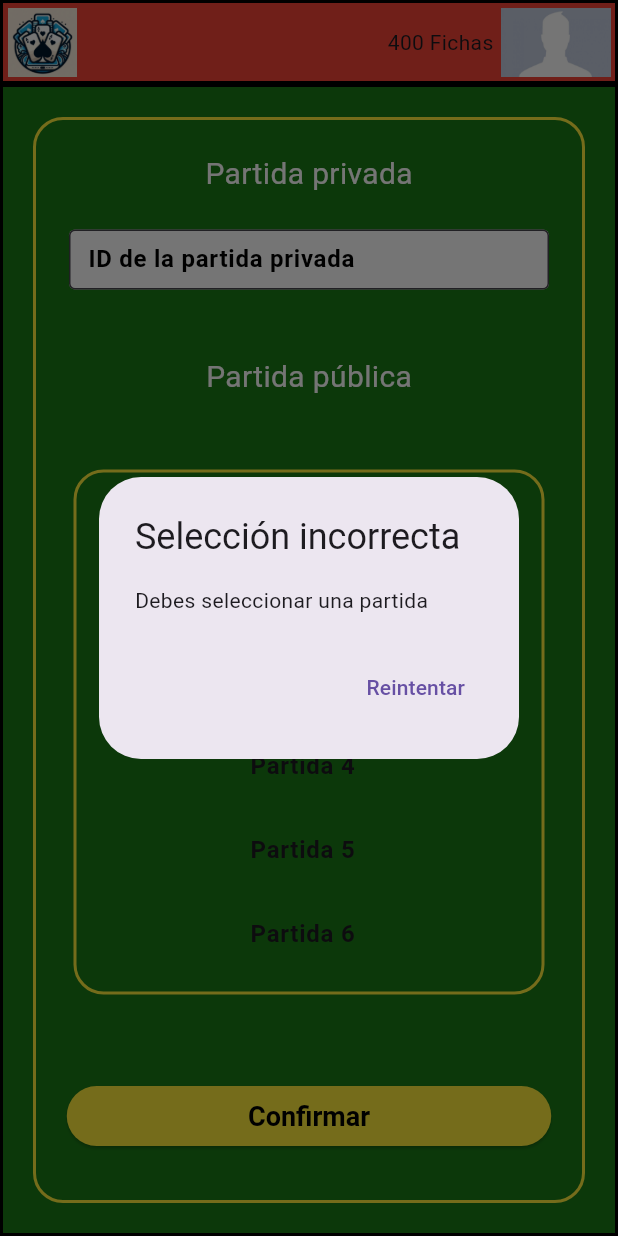
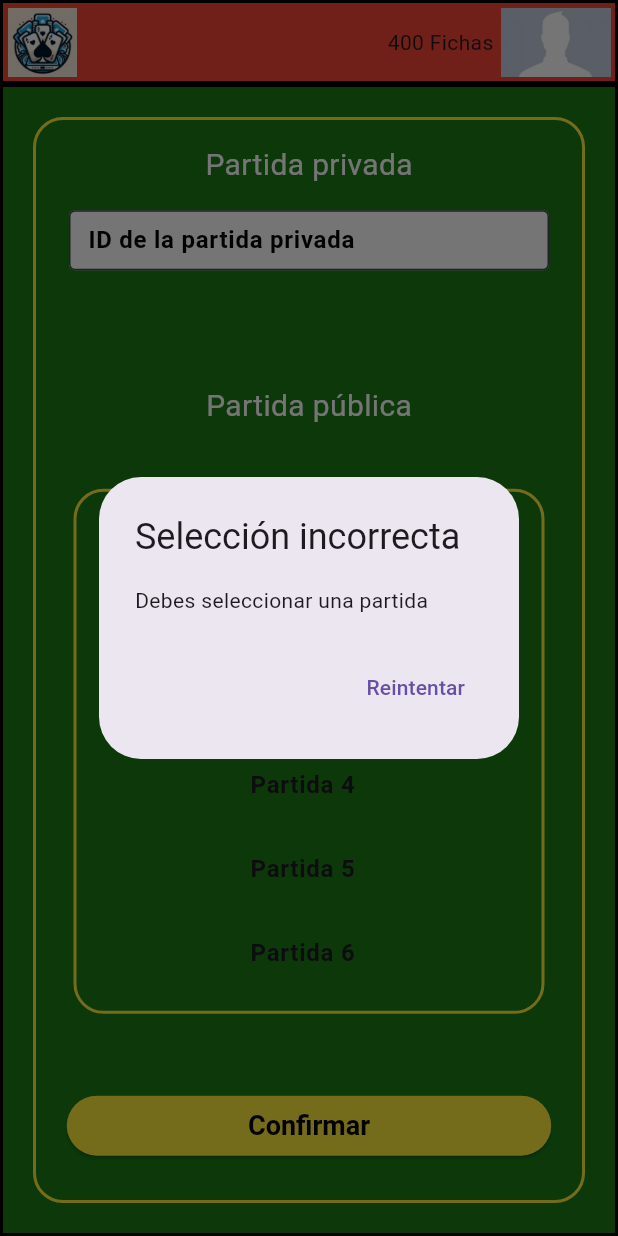
Before and after one commit to UNIZAR-30226-2024-13/Frontend-Movil, a Flutter app: the MenuUnion screen opened directly, after a tap on "Confirmar", on a phone screen of 412 x 824 dp. Run offline on Flutter 3.47's test engine with Material 3 defaults, Android fonts, the phone set to English and light mode, and no system bars.

Commit message:
Antes de merge

```diff
--- a/lib/menuUnion.dart
+++ b/lib/menuUnion.dart
@@ -93,7 +93,7 @@ class _MenuUnionState extends State<MenuUnion> {
                     ),
                   ),
                 ),
-                SizedBox(height: 0.01,),
+                SizedBox(height: 45),
                 Text(
                   "Partida pública",
                   style: TextStyle(
@@ -152,10 +152,10 @@ class _MenuUnionState extends State<MenuUnion> {
                             mostrarAlerta(context, "Debes seleccionar una única partida");
                           }
                           else if (!id_partida_publica.isEmpty) {
-                            moverse_a_juego(widget.juego, context);
+                            moverse_a_juego(widget.juego, context, id_partida_publica);
                           }
                           else if (!_id_partida_privada.text.isEmpty) {
-                            moverse_a_juego(widget.juego, context);
+                            moverse_a_juego(widget.juego, context, _id_partida_privada.text);
                           }
                         },
                       ),
@@ -166,10 +166,9 @@ class _MenuUnionState extends State<MenuUnion> {
     );
   }
 
-  void moverse_a_juego(String juego, BuildContext context) {
-    // Tienes el ID en id_partida_publica
+  void moverse_a_juego(String juego, BuildContext context, String id_partida) {
     if (juego == "blackjack" || juego == "poker") {
-      Navigator.push(context, MaterialPageRoute(builder: (context) => ElegirFichas(juego : juego)));
+      Navigator.push(context, MaterialPageRoute(builder: (context) => ElegirFichas(juego : juego, id_partida: id_partida)));
     }
     else {
       Navigator.pop(context);
```
Also changed, not shown: lib/elegirFichas.dart (+14 -2 lines).
